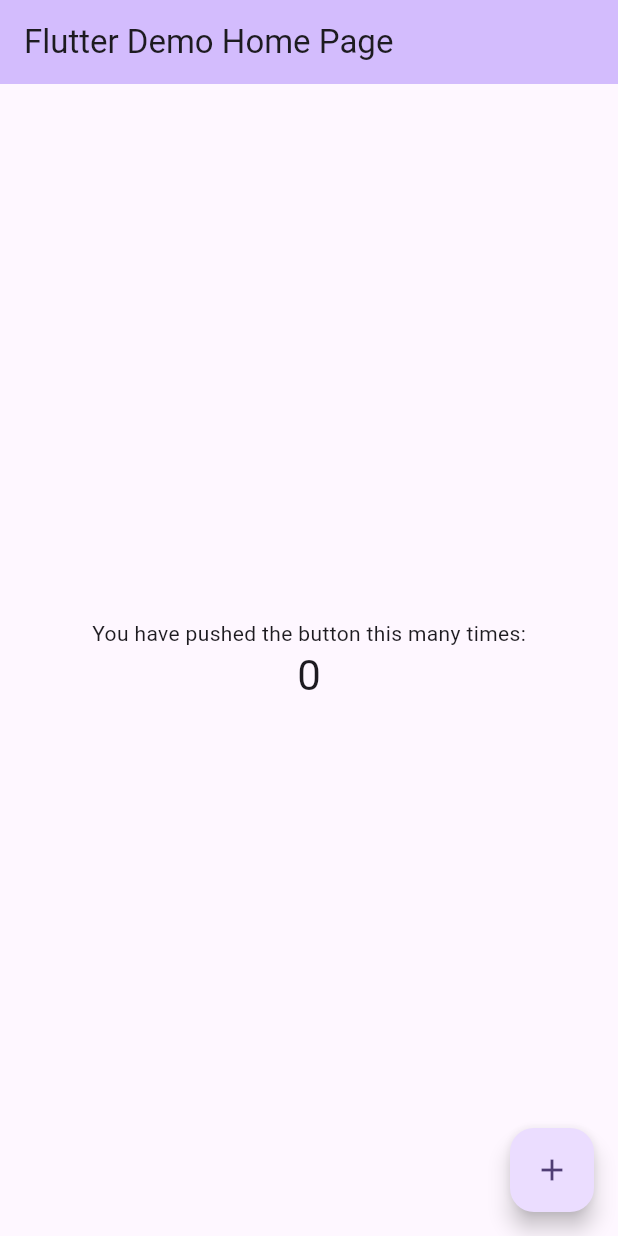
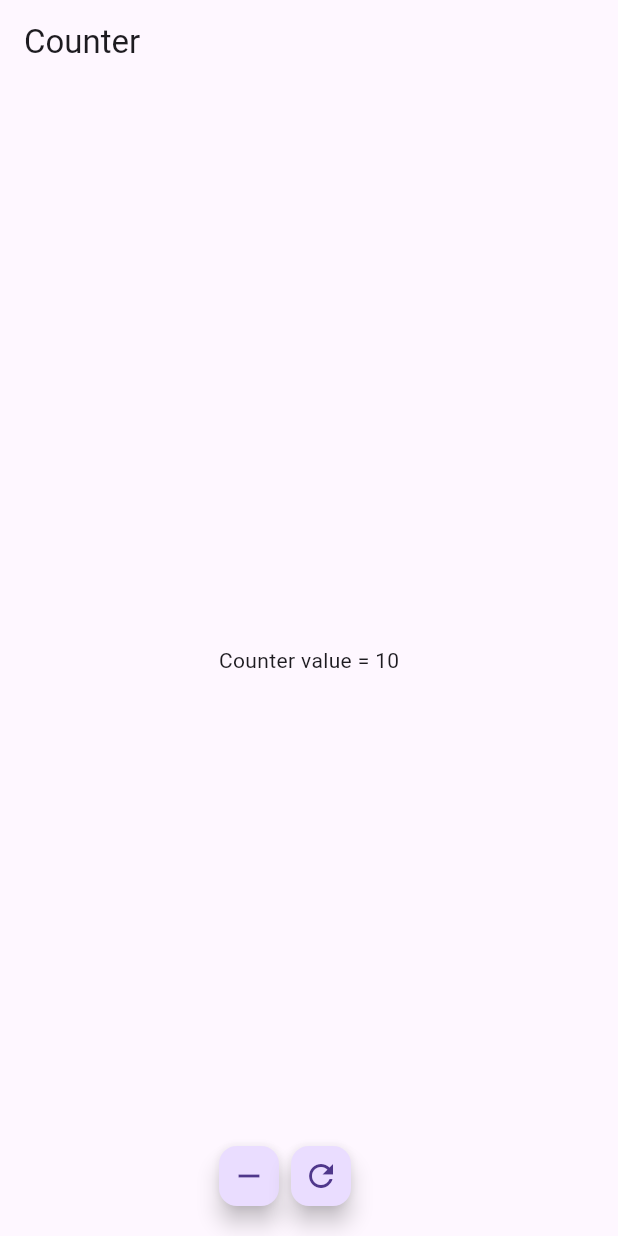
Before and after one commit to UnesseAh/dwm-mobile-tp5-riverpod-app-renault, a Flutter app: the screen it shows after launch, on a phone screen of 412 x 824 dp. Run offline on Flutter 3.47's test engine with Material 3 defaults, Android fonts, the phone set to English and light mode, and no system bars; our stand-ins replace flutter_riverpod.

Commit message:
create counterPage

```diff
--- a/lib/main.dart
+++ b/lib/main.dart
@@ -1,121 +1,39 @@
 import 'package:flutter/material.dart';
+import 'package:flutter_riverpod/flutter_riverpod.dart';
+import 'package:riverpod_app_renault/application/providers.dart';
 
 void main() {
-  runApp(const MyApp());
+  runApp(ProviderScope(child: MyApp()));
 }
 
 class MyApp extends StatelessWidget {
   const MyApp({super.key});
-
-  // This widget is the root of your application.
   @override
   Widget build(BuildContext context) {
-    return MaterialApp(
-      title: 'Flutter Demo',
-      theme: ThemeData(
-        // This is the theme of your application.
-        //
-        // TRY THIS: Try running your application with "flutter run". You'll see
-        // the application has a purple toolbar. Then, without quitting the app,
-        // try changing the seedColor in the colorScheme below to Colors.green
-        // and then invoke "hot reload" (save your changes or press the "hot
-        // reload" button in a Flutter-supported IDE, or press "r" if you used
-        // the command line to start the app).
-        //
-        // Notice that the counter didn't reset back to zero; the application
-        // state is not lost during the reload. To reset the state, use hot
-        // restart instead.
-        //
-        // This works for code too, not just values: Most code changes can be
-        // tested with just a hot reload.
-        colorScheme: .fromSeed(seedColor: Colors.deepPurple),
-      ),
-      home: const MyHomePage(title: 'Flutter Demo Home Page'),
-    );
+    return MaterialApp(home: CounterPage());
   }
 }
 
-class MyHomePage extends StatefulWidget {
-  const MyHomePage({super.key, required this.title});
-
-  // This widget is the home page of your application. It is stateful, meaning
-  // that it has a State object (defined below) that contains fields that affect
-  // how it looks.
-
-  // This class is the configuration for the state. It holds the values (in this
-  // case the title) provided by the parent (in this case the App widget) and
-  // used by the build method of the State. Fields in a Widget subclass are
-  // always marked "final".
-
-  final String title;
-
+class CounterPage extends ConsumerWidget {
+  const CounterPage({super.key});
   @override
-  State<MyHomePage> createState() => _MyHomePageState();
-}
-
-class _MyHomePageState extends State<MyHomePage> {
-  int _counter = 0;
-
-  void _incrementCounter() {
-    setState(() {
-      // This call to setState tells the Flutter framework that something has
-      // changed in this State, which causes it to rerun the build method below
-      // so that the display can reflect the updated values. If we changed
-      // _counter without calling setState(), then the build method would not be
-      // called again, and so nothing would appear to happen.
-      _counter++;
-    });
-  }
-
-  @override
-  Widget build(BuildContext context) {
-    // This method is rerun every time setState is called, for instance as done
-    // by the _incrementCounter method above.
-    //
-    // The Flutter framework has been optimized to make rerunning build methods
-    // fast, so that you can just rebuild anything that needs updating rather
-    // than having to individually change instances of widgets.
+  Widget build(BuildContext context, WidgetRef ref) {
+    final counterState = ref.watch(counterProvider);
     return Scaffold(
-      appBar: AppBar(
-        // TRY THIS: Try changing the color here to a specific color (to
-        // Colors.amber, perhaps?) and trigger a hot reload to see the AppBar
-        // change color while the other colors stay the same.
-        backgroundColor: Theme.of(context).colorScheme.inversePrimary,
-        // Here we take the value from the MyHomePage object that was created by
-        // the App.build method, and use it to set our appbar title.
-        title: Text(widget.title),
-      ),
-      body: Center(
-        // Center is a layout widget. It takes a single child and positions it
-        // in the middle of the parent.
-        child: Column(
-          // Column is also a layout widget. It takes a list of children and
-          // arranges them vertically. By default, it sizes itself to fit its
-          // children horizontally, and tries to be as tall as its parent.
-          //
-          // Column has various properties to control how it sizes itself and
-          // how it positions its children. Here we use mainAxisAlignment to
-          // center the children vertically; the main axis here is the vertical
-          // axis because Columns are vertical (the cross axis would be
-          // horizontal).
-          //
-          // TRY THIS: Invoke "debug painting" (choose the "Toggle Debug Paint"
-          // action in the IDE, or press "p" in the console), to see the
-          // wireframe for each widget.
-          mainAxisAlignment: .center,
-          children: [
-            const Text('You have pushed the button this many times:'),
-            Text(
-              '$_counter',
-              style: Theme.of(context).textTheme.headlineMedium,
-            ),
-          ],
-        ),
-      ),
-      floatingActionButton: FloatingActionButton(
-        onPressed: _incrementCounter,
-        tooltip: 'Increment',
-        child: const Icon(Icons.add),
+      appBar: AppBar(title: Text("Counter")),
+      body: Center(child: Text("Counter value = $counterState")),
+      floatingActionButton: Row(
+        mainAxisAlignment: MainAxisAlignment.center,
+        children: [
+          FloatingActionButton.small(
+            onPressed: () {},
+            child: Icon(Icons.remove),
+          ),
+          FloatingActionButton.small(
+            onPressed: () {},
+            child: Icon(Icons.refresh),
+          ),
+        ],
       ),
     );
   }
```
